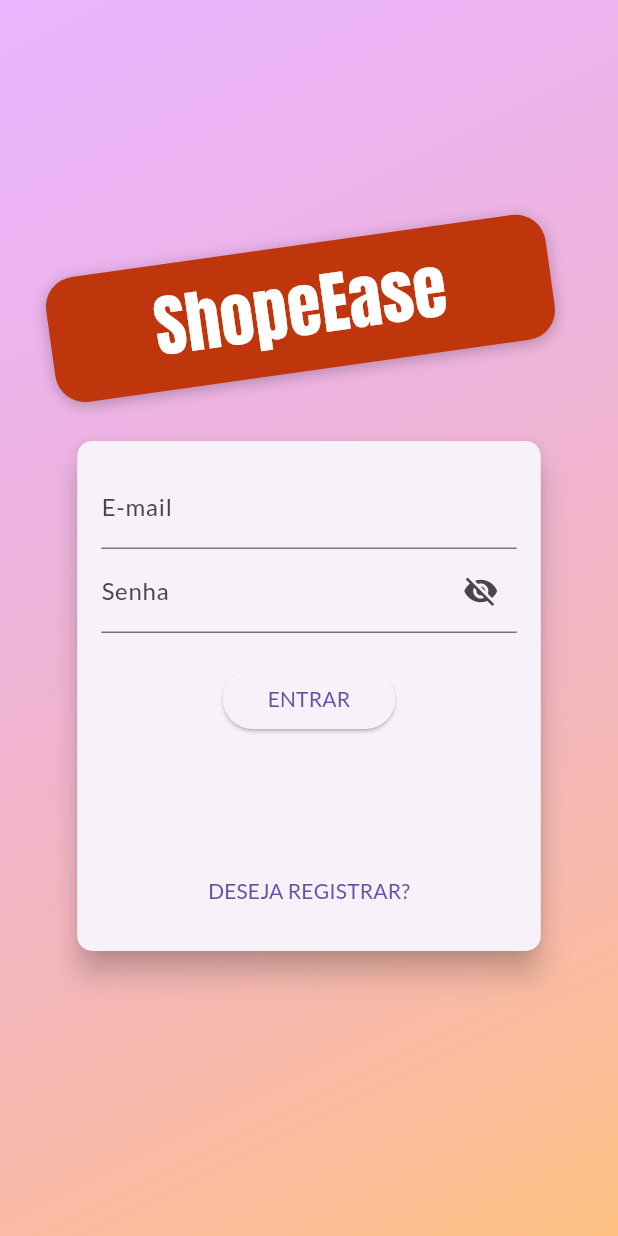
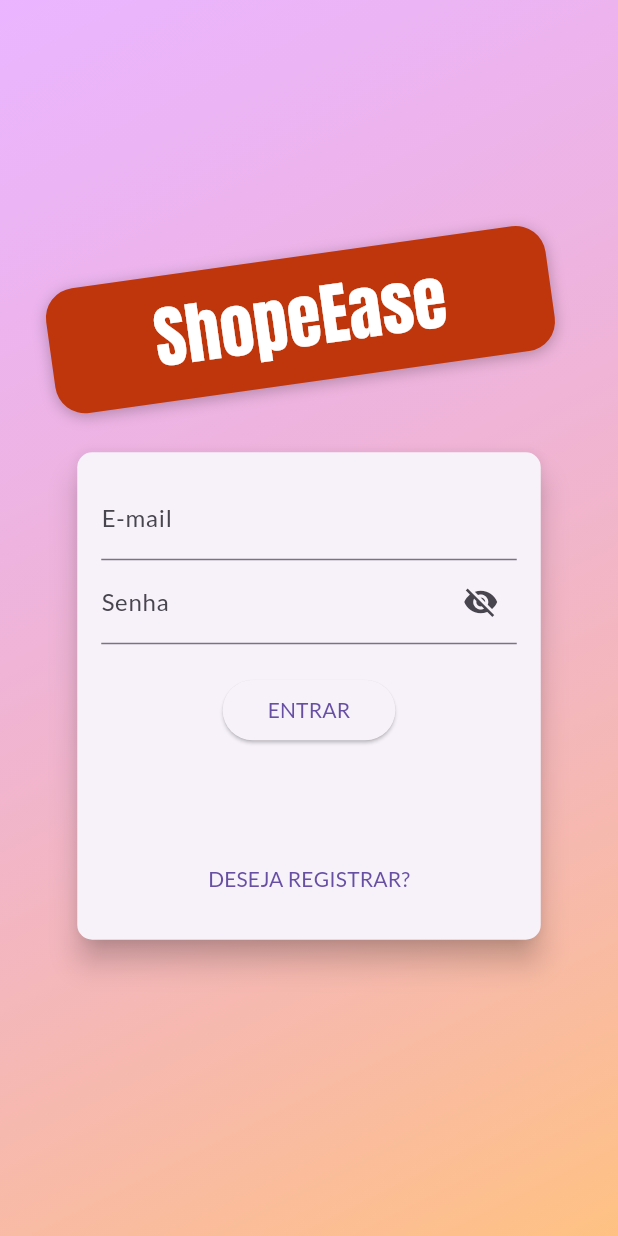
Before and after one commit to absjuniordev/Shop-Easy, a Flutter app: the screen it shows after launch, on a phone screen of 412 x 824 dp. Run offline on Flutter 3.47's test engine with Material 3 defaults, Android fonts, the phone set to English and light mode, and no system bars; our stand-ins replace flutter_animate, page_transition, shared_preferences.

Commit message:
Usando Widget AnimatedContainer

```diff
--- a/lib/components/auth_form.dart
+++ b/lib/components/auth_form.dart
@@ -29,10 +29,10 @@ class _AuthFormState extends State<AuthForm>
     setState(() {
       if (_isLogin()) {
         _authMode = AuthMode.signup;
-        _controller?.forward();
+        // _controller?.forward();
       } else {
         _authMode = AuthMode.login;
-        _controller?.reverse();
+        // _controller?.reverse();
       }
     });
   }
@@ -89,37 +89,37 @@ class _AuthFormState extends State<AuthForm>
     });
   }
 
-  AnimationController? _controller;
-  Animation<Size>? _heightAnimation;
+  // AnimationController? _controller;
+  // Animation<Size>? _heightAnimation;
 
-  @override
-  void initState() {
-    super.initState();
-    _controller = AnimationController(
-      vsync: this,
-      duration: const Duration(
-        milliseconds: 400,
-      ),
-    );
+  // @override
+  // void initState() {
+  //   super.initState();
+  //   _controller = AnimationController(
+  //     vsync: this,
+  //     duration: const Duration(
+  //       milliseconds: 300,
+  //     ),
+  //   );
 
-    _heightAnimation = Tween(
-      begin: const Size(double.infinity, 340),
-      end: const Size(double.infinity, 400),
-    ).animate(
-      CurvedAnimation(
-        parent: _controller!,
-        curve: Curves.linear,
-      ),
-    );
+  //   _heightAnimation = Tween(
+  //     begin: const Size(double.infinity, 340),
+  //     end: const Size(double.infinity, 400),
+  //   ).animate(
+  //     CurvedAnimation(
+  //       parent: _controller!,
+  //       curve: Curves.linear,
+  //     ),
+  //   );
 
-    _heightAnimation?.addListener(() => setState(() {}));
-  }
+  //   _heightAnimation?.addListener(() => setState(() {}));
+  // }
 
-  @override
-  void dispose() {
-    super.dispose();
-    _controller?.dispose();
-  }
+  // @override
+  // void dispose() {
+  //   super.dispose();
+  //   _controller?.dispose();
+  // }
 
   bool _isLogin() => _authMode == AuthMode.login;
   bool _isSignup() => _authMode == AuthMode.signup;
@@ -132,9 +132,10 @@ class _AuthFormState extends State<AuthForm>
       shape: RoundedRectangleBorder(
         borderRadius: BorderRadius.circular(10),
       ),
-      child: Container(
-        // height: _isLogin() ? 325 : 400,
-        height: _heightAnimation?.value.height ?? (_isLogin() ? 325 : 400),
+      child: AnimatedContainer(
+        curve: Curves.easeIn,
+        duration: const Duration(milliseconds: 300),
+        height: _isLogin() ? 325 : 400,
         width: deviceSize.width * 0.75,
         padding: const EdgeInsets.all(16),
         child: Form(
```
Also changed, not shown: 1 other file.
